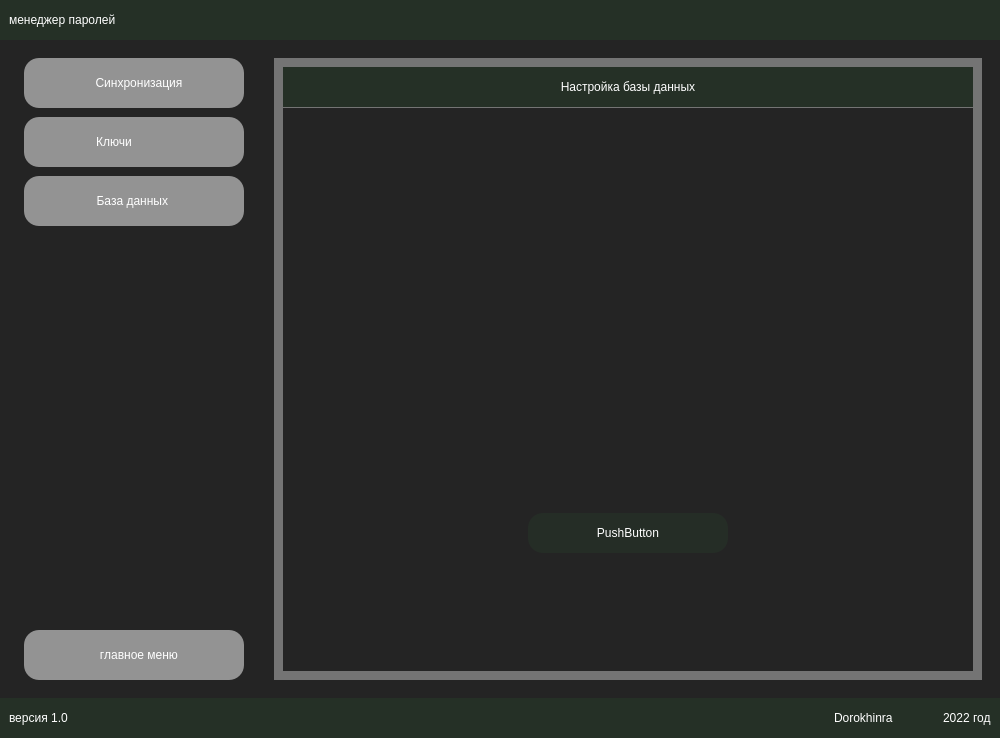
Qt form gui/windows/main_ui.ui (dorokhinra/save_password) before a commit.
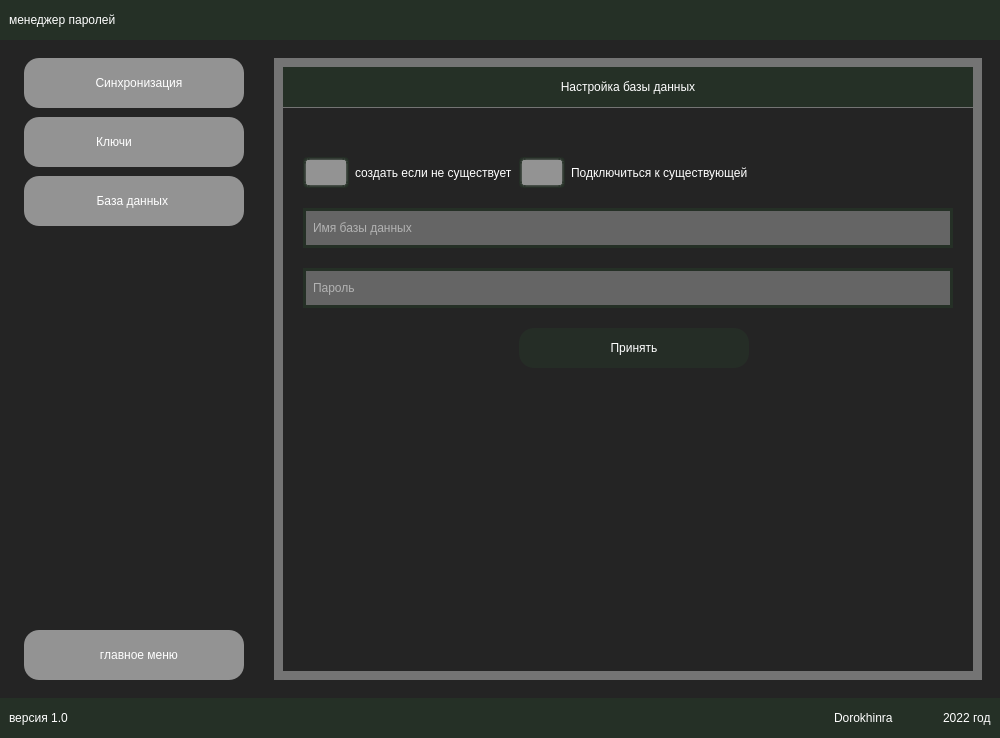
The same form after that commit. Icons and pictures are not drawn.

Commit message: [+] Начат шаблон реестра++++

```diff
--- a/gui/windows/main_ui.ui
+++ b/gui/windows/main_ui.ui
@@ -947,7 +947,114 @@
                      <enum>QFrame::Raised</enum>
                     </property>
                     <layout class="QGridLayout" name="gridLayout">
-                     <item row="2" column="2">
+                     <property name="leftMargin">
+                      <number>20</number>
+                     </property>
+                     <property name="rightMargin">
+                      <number>20</number>
+                     </property>
+                     <property name="verticalSpacing">
+                      <number>20</number>
+                     </property>
+                     <item row="2" column="0" colspan="3">
+                      <widget class="QLineEdit" name="db_login_edit">
+                       <property name="minimumSize">
+                        <size>
+                         <width>0</width>
+                         <height>40</height>
+                        </size>
+                       </property>
+                       <property name="styleSheet">
+                        <string notr="true">QLineEdit {
+background-color: rgba(197, 197, 197, 0.4);
+border: 3px   solid rgba(37, 48, 38, 1);	 
+padding: 5px;
+}</string>
+                       </property>
+                       <property name="text">
+                        <string/>
+                       </property>
+                       <property name="placeholderText">
+                        <string>Имя базы данных</string>
+                       </property>
+                      </widget>
+                     </item>
+                     <item row="1" column="1">
+                      <widget class="QRadioButton" name="radioButton_2">
+                       <property name="styleSheet">
+                        <string notr="true">QRadioButton {
+
+}
+
+QRadioButton::indicator {
+border: 3px solid; 
+border-color: rgba(37, 48, 38, 0.7);
+width: 40px;
+height: 25px;
+border-radius: 5px;
+}
+
+QRadioButton::indicator::unchecked{ 
+border: 3px solid; 
+border-color: rgba(37, 48, 38, 0.7);
+border-radius: 5px;
+background-color: rgba(195, 195, 195, 0.7);
+width: 40px;
+height: 25px;
+}
+
+QRadioButton::indicator::checked{ 
+border: 3px solid; 
+border-color: rgba(37, 48, 38, 0.9);
+border-radius: 6px;
+background-color: rgba(255, 131, 23, 0.7);
+width: 40px;
+height: 25px;
+}
+</string>
+                       </property>
+                       <property name="text">
+                        <string>Подключиться к существующей</string>
+                       </property>
+                      </widget>
+                     </item>
+                     <item row="3" column="0" colspan="3">
+                      <widget class="QLineEdit" name="db_pass_edit">
+                       <property name="minimumSize">
+                        <size>
+                         <width>0</width>
+                         <height>40</height>
+                        </size>
+                       </property>
+                       <property name="styleSheet">
+                        <string notr="true">QLineEdit {
+background-color: rgba(197, 197, 197, 0.4);
+border: 3px   solid rgba(37, 48, 38, 1);	 
+padding: 5px;
+}</string>
+                       </property>
+                       <property name="text">
+                        <string/>
+                       </property>
+                       <property name="placeholderText">
+                        <string>Пароль</string>
+                       </property>
+                      </widget>
+                     </item>
+                     <item row="5" column="1">
+                      <spacer name="verticalSpacer_8">
+                       <property name="orientation">
+                        <enum>Qt::Vertical</enum>
+                       </property>
+                       <property name="sizeHint" stdset="0">
+                        <size>
+                         <width>20</width>
+                         <height>40</height>
+                        </size>
+                       </property>
+                      </spacer>
+                     </item>
+                     <item row="4" column="2">
                       <spacer name="horizontalSpacer_4">
                        <property name="orientation">
                         <enum>Qt::Horizontal</enum>
@@ -960,20 +1067,7 @@
                        </property>
                       </spacer>
                      </item>
-                     <item row="2" column="0">
-                      <spacer name="horizontalSpacer_3">
-                       <property name="orientation">
-                        <enum>Qt::Horizontal</enum>
-                       </property>
-                       <property name="sizeHint" stdset="0">
-                        <size>
-                         <width>40</width>
-                         <height>20</height>
-                        </size>
-                       </property>
-                      </spacer>
-                     </item>
-                     <item row="2" column="1">
+                     <item row="4" column="1">
                       <widget class="QPushButton" name="pushButton">
                        <property name="minimumSize">
                         <size>
@@ -1000,29 +1094,77 @@
 }</string>
                        </property>
                        <property name="text">
-                        <string>PushButton</string>
+                        <string>Принять</string>
+                       </property>
+                      </widget>
+                     </item>
+                     <item row="4" column="0">
+                      <spacer name="horizontalSpacer_3">
+                       <property name="orientation">
+                        <enum>Qt::Horizontal</enum>
+                       </property>
+                       <property name="sizeHint" stdset="0">
+                        <size>
+                         <width>40</width>
+                         <height>20</height>
+                        </size>
+                       </property>
+                      </spacer>
+                     </item>
+                     <item row="1" column="0">
+                      <widget class="QRadioButton" name="radioButton">
+                       <property name="styleSheet">
+                        <string notr="true">QRadioButton {
+
+}
+
+QRadioButton::indicator {
+border: 3px solid; 
+border-color: rgba(37, 48, 38, 0.7);
+width: 40px;
+height: 25px;
+border-radius: 5px;
+}
+
+QRadioButton::indicator::unchecked{ 
+border: 3px solid; 
+border-color: rgba(37, 48, 38, 0.7);
+border-radius: 5px;
+background-color: rgba(195, 195, 195, 0.7);
+width: 40px;
+height: 25px;
+}
+
+QRadioButton::indicator::checked{ 
+border: 3px solid; 
+border-color: rgba(37, 48, 38, 0.9);
+border-radius: 6px;
+background-color: rgba(255, 131, 23, 0.7);
+width: 40px;
+height: 25px;
+}
+</string>
+                       </property>
+                       <property name="text">
+                        <string>создать если не существует</string>
                        </property>
                       </widget>
                      </item>
                      <item row="0" column="0" colspan="3">
-                      <widget class="QLineEdit" name="lineEdit">
-                       <property name="minimumSize">
-                        <size>
-                         <width>0</width>
-                         <height>30</height>
-                        </size>
+                      <spacer name="verticalSpacer_9">
+                       <property name="orientation">
+                        <enum>Qt::Vertical</enum>
                        </property>
-                      </widget>
-                     </item>
-                     <item row="1" column="0" colspan="3">
-                      <widget class="QLineEdit" name="lineEdit_2">
-                       <property name="minimumSize">
+                       <property name="sizeType">
+                        <enum>QSizePolicy::Minimum</enum>
+                       </property>
+                       <property name="sizeHint" stdset="0">
                         <size>
-                         <width>0</width>
-                         <height>30</height>
+                         <width>20</width>
+                         <height>40</height>
                         </size>
                        </property>
-                      </widget>
+                      </spacer>
                      </item>
                     </layout>
                    </widget>
```
Left out of the diff: 4 changed lines with no effect on the pictures. The commit also changes 1 other file.
